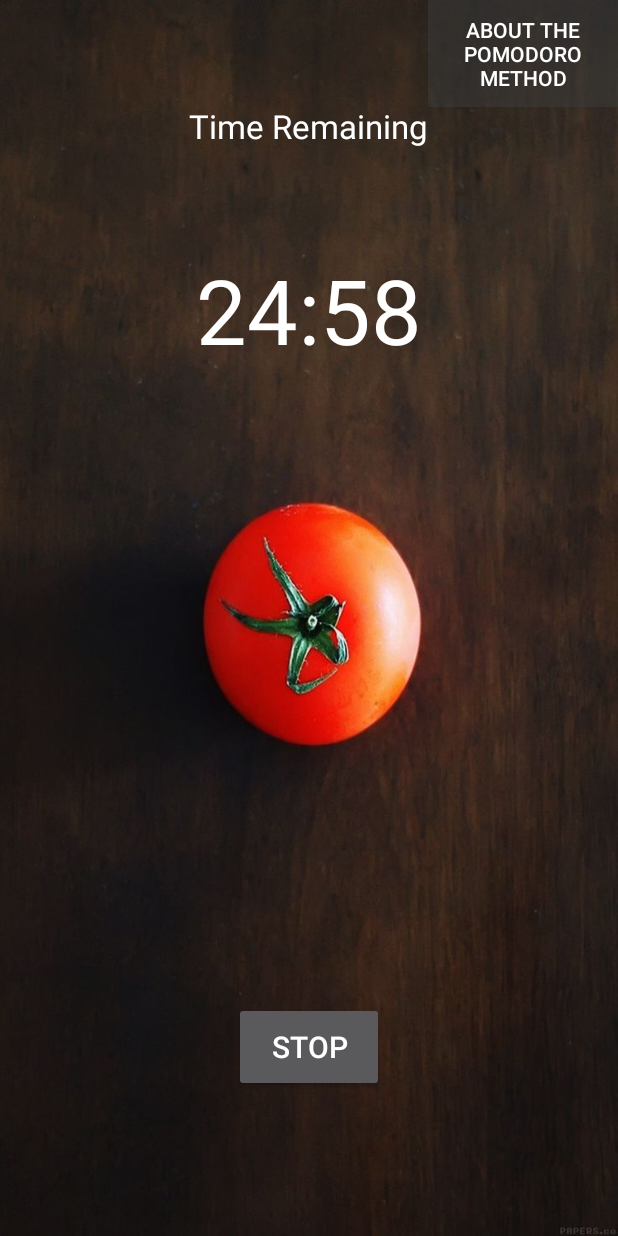
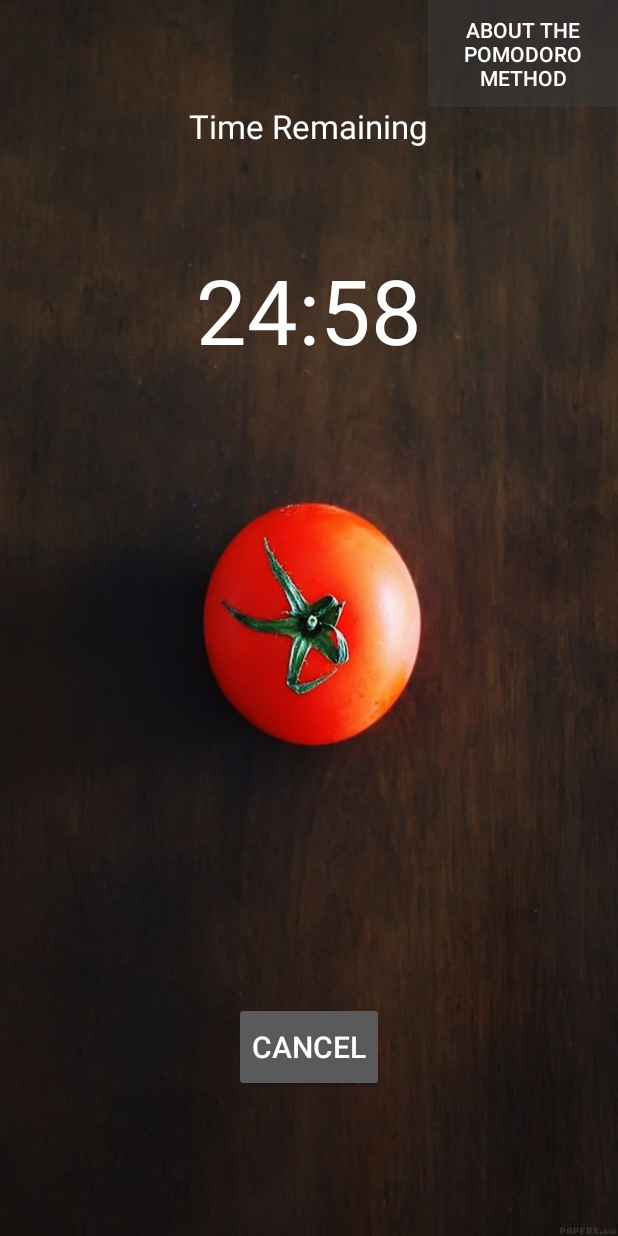
Before and after one commit to caoimheharvey/Assignment3, an Android app: the Pomodoro screen opened directly, with no data from a screen before it, after a tap on "START", on a phone screen of 412 x 824 dp. Run offline under Robolectric (Android 15) with nearby library versions, the light colour scheme and no system bars.

Commit message:
Strings added to string.xml

```diff
--- a/app/src/main/res/layout/activity_about_pomodoro.xml
+++ b/app/src/main/res/layout/activity_about_pomodoro.xml
@@ -10,7 +10,7 @@
         android:layout_width="wrap_content"
         android:layout_height="wrap_content"
         android:textAppearance="?android:attr/textAppearanceLarge"
-        android:text="Pomodoro Method"
+        android:text="@string/pomodoro_title"
         android:textAlignment="center"
         android:textAllCaps="true"
         android:textStyle="bold"
--- a/app/src/main/res/layout/activity_main.xml
+++ b/app/src/main/res/layout/activity_main.xml
@@ -11,7 +11,7 @@
         android:layout_height="80dp"
         android:textColor="#ffffff"
         android:textSize="20sp"
-        android:text="Normal Timer"
+        android:text="@string/normal_title"
         android:id="@+id/go2Timer"
         android:layout_above="@+id/go2Pomodoro"
         android:layout_marginBottom="142dp"
@@ -24,7 +24,7 @@
     <Button
         android:layout_width="wrap_content"
         android:layout_height="80dp"
-        android:text="POMODORO Method"
+        android:text="@string/pomodoro_title"
         android:id="@+id/go2Pomodoro"
         android:textColor="#f5f5f5"
         android:textSize="20sp"
--- a/app/src/main/res/layout/activity_pomodoro.xml
+++ b/app/src/main/res/layout/activity_pomodoro.xml
@@ -10,7 +10,7 @@
         style="?android:attr/buttonStyleSmall"
         android:layout_width="100dp"
         android:layout_height="60dp"
-        android:text="START"
+        android:text="@string/start_button"
         android:visibility="visible"
         android:textSize="20sp"
         android:id="@+id/pStartBtn"
@@ -22,7 +22,7 @@
         style="?android:attr/buttonStyleSmall"
         android:layout_width="100dp"
         android:layout_height="60dp"
-        android:text="STOP"
+        android:text="@string/cancel_button"
         android:visibility="gone"
         android:id="@+id/pStopBtn"
         android:textSize="20sp"
@@ -34,7 +34,7 @@
         android:layout_width="wrap_content"
         android:layout_height="wrap_content"
         android:textAppearance="?android:attr/textAppearanceLarge"
-        android:text="Time Remaining"
+        android:text="@string/time_left"
         android:id="@+id/timeLeft"
         android:layout_marginTop="69dp"
         android:textColor="#ffffff"
@@ -55,7 +55,7 @@
     <Button
         android:layout_width="wrap_content"
         android:layout_height="wrap_content"
-        android:text="About the Pomodoro Method"
+        android:text="@string/about_pomodoro"
         android:padding="10sp"
         android:id="@+id/go2About"
         android:background="#79404040"
--- a/app/src/main/res/layout/activity_timer.xml
+++ b/app/src/main/res/layout/activity_timer.xml
@@ -11,7 +11,7 @@
     <Button
         android:layout_width="wrap_content"
         android:layout_height="70dp"
-        android:text="START"
+        android:text="@string/start_button"
         android:textSize="26sp"
         android:id="@+id/startButton"
         android:layout_alignParentBottom="true"
@@ -168,7 +168,7 @@
     <Button
         android:layout_width="wrap_content"
         android:layout_height="70dp"
-        android:text="CANCEL"
+        android:text="@string/cancel_button"
         android:visibility="gone"
         android:background="#bb191f42"
         android:textSize="26sp"
--- a/app/src/main/res/values/strings.xml
+++ b/app/src/main/res/values/strings.xml
@@ -15,4 +15,12 @@
         \n- Allows you to set up a good study timetable
         \n- Gives you time to accomplish activities with sufficient breaks
     </string>
+    <string name="pomodoro_title">Pomodoro Method</string>
+    <string name="normal_title">Normal Timer</string>
+    <string name="time_left">Time Remaining</string>
+    <string name="hours_label">Hours</string>
+    <string name="min_label">Minutes</string>
+    <string name="cancel_button">Cancel</string>
+    <string name="start_button">Start</string>
+    <string name="about_pomodoro">About the Pomodoro Method</string>
 </resources>
```
